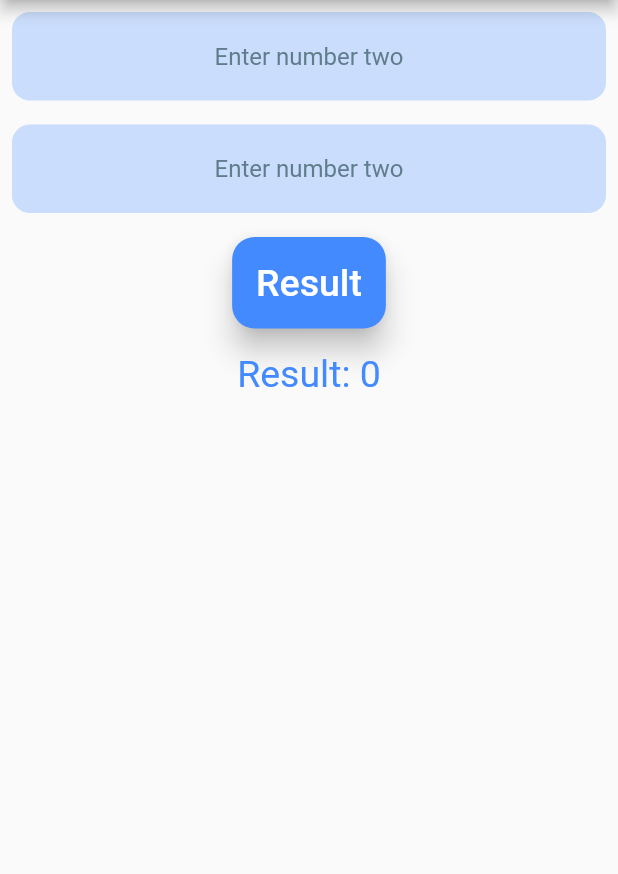
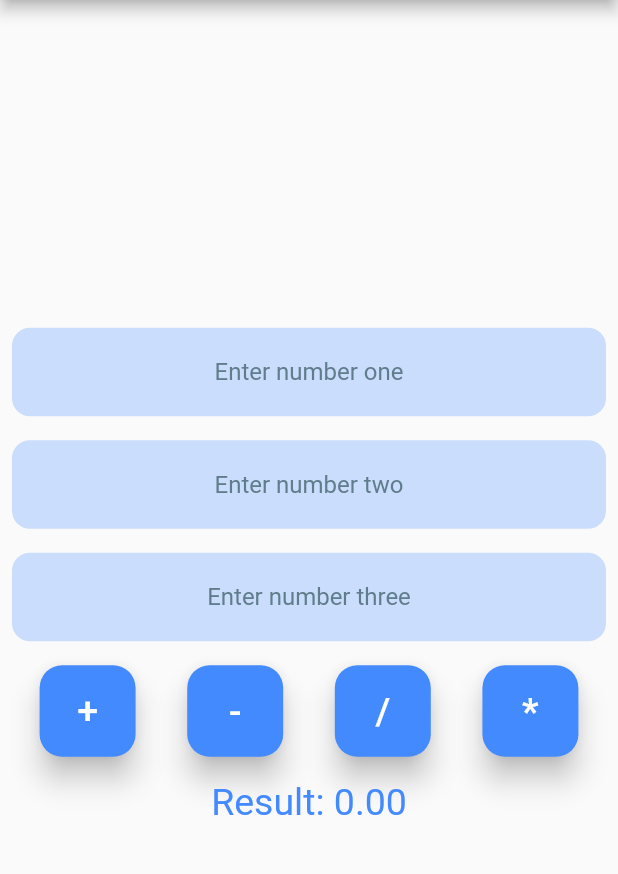
Before and after one commit to hsynshnl/CalculatorFlutter, a Flutter app: the screen it shows after launch, on a phone screen of 412 x 824 dp, the part 84-958 px from its top. Run offline on Flutter 3.47's test engine with Material 2 defaults, Android fonts, the phone set to English and light mode, and no system bars.

Commit message:
I tried a few interesting things

```diff
--- a/lib/main.dart
+++ b/lib/main.dart
@@ -10,11 +10,9 @@ class MyApp extends StatefulWidget {
 }
 
 class _MyAppState extends State<MyApp> {
-  var numberOne = 0;
+  List<double> allNumbers = [];
+  double result = 0;
 
-  var numberTwo = 0;
-
-  var result = 0;
   final _formKey = GlobalKey<FormState>();
   @override
   Widget build(BuildContext context) {
@@ -32,15 +30,24 @@ class _MyAppState extends State<MyApp> {
           child: Form(
             key: _formKey,
             child: Column(
-              mainAxisAlignment: MainAxisAlignment.start,
+              mainAxisAlignment: MainAxisAlignment.center,
               children: [
-                _buildTextFormFieldNumberOne(),
-                _buildTextFormFieldNumberTwo(),
-                _buildButton(),
+                _buildTextFormFieldNumberOne("one"),
+                _buildTextFormFieldNumberOne("two"),
+                _buildTextFormFieldNumberOne("three"),
+                Row(
+                  mainAxisAlignment: MainAxisAlignment.spaceEvenly,
+                  children: [
+                    _buildButton("Addition", "+"),
+                    _buildButton("Subtraction", "-"),
+                    _buildButton("Division", "/"),
+                    _buildButton("Multiplication", "*"),
+                  ],
+                ),
                 Padding(
                   padding: const EdgeInsets.all(8.0),
                   child: Text(
-                    "Result: ${result.toString()}",
+                    "Result: ${result.toStringAsFixed(2)}",
                     style: TextStyle(
                       color: Colors.blueAccent,
                       fontSize: 25,
@@ -55,7 +62,7 @@ class _MyAppState extends State<MyApp> {
     );
   }
 
-  Widget _buildButton() {
+  Widget _buildButton(String operation, String operationMark) {
     return Padding(
       padding: const EdgeInsets.all(8.0),
       child: TextButton(
@@ -64,14 +71,45 @@ class _MyAppState extends State<MyApp> {
           if (_validate) {
             _formKey.currentState!.save();
           }
-
-          result = numberOne + numberTwo;
+          setState(() {});
+          switch (operation) {
+            case "Addition":
+              allNumbers.forEach((element) {
+                result += element;
+              });
+              break;
+            case "Subtraction":
+              for (int i = 0; i < allNumbers.length; i++) {
+                if (i == 0) {
+                  result += allNumbers[0];
+                } else {
+                  result -= allNumbers[i];
+                }
+              }
+              break;
+            case "Division":
+              for (int i = 0; i < allNumbers.length; i++) {
+                if (i == 0) {
+                  result += allNumbers[0];
+                } else {
+                  result /= allNumbers[i];
+                }
+              }
+              break;
+            case "Multiplication":
+              for (int i = 0; i < allNumbers.length; i++) {
+                result *= allNumbers[i];
+              }
+              break;
+          }
         },
         child: Padding(
           padding: const EdgeInsets.all(8.0),
-          child: const Text(
-            "Result",
-            style: TextStyle(color: Colors.white, fontSize: 25),
+          child: Center(
+            child: Text(
+              "$operationMark",
+              style: TextStyle(color: Colors.white, fontSize: 25),
+            ),
           ),
         ),
         style: TextButton.styleFrom(
@@ -86,12 +124,12 @@ class _MyAppState extends State<MyApp> {
     );
   }
 
-  Widget _buildTextFormFieldNumberOne() {
+  Widget _buildTextFormFieldNumberOne(String numberOrder) {
     return Padding(
-      padding: const EdgeInsets.all(8.0),
+      padding: const EdgeInsets.all(8),
       child: TextFormField(
         onSaved: (deger) {
-          numberTwo = int.parse(deger!);
+          allNumbers.add(double.parse(deger!));
         },
         validator: (s) {
           if (s!.length <= 0) {
@@ -100,48 +138,9 @@ class _MyAppState extends State<MyApp> {
             return null;
         },
         keyboardType: TextInputType.number,
-        inputFormatters: <TextInputFormatter>[
-          FilteringTextInputFormatter.allow(RegExp(r'[0-9]')),
-        ],
         textAlign: TextAlign.center,
         decoration: InputDecoration(
-          hintText: "Enter number two",
-          hintStyle: TextStyle(
-            color: Colors.blueGrey,
-          ),
-          border: OutlineInputBorder(
-            borderRadius: BorderRadius.circular(12),
-            borderSide: BorderSide.none,
-          ),
-          filled: true,
-          fillColor: Sabitler.textInputFillColor,
-        ),
-      ),
-    );
-  }
-
-  Widget _buildTextFormFieldNumberTwo() {
-    return Padding(
-      padding: const EdgeInsets.all(8.0),
-      child: TextFormField(
-        onSaved: (deger) {
-          setState(() {
-            numberOne = int.parse(deger!);
-          });
-        },
-        validator: (s) {
-          if (s!.length <= 0) {
-            return "Sayıyı Giriniz";
-          } else
-            return null;
-        },
-        keyboardType: TextInputType.number,
-        inputFormatters: <TextInputFormatter>[
-          FilteringTextInputFormatter.allow(RegExp(r'[0-9]')),
-        ],
-        textAlign: TextAlign.center,
-        decoration: InputDecoration(
-          hintText: "Enter number two",
+          hintText: "Enter number $numberOrder",
           hintStyle: TextStyle(
             color: Colors.blueGrey,
           ),
```
